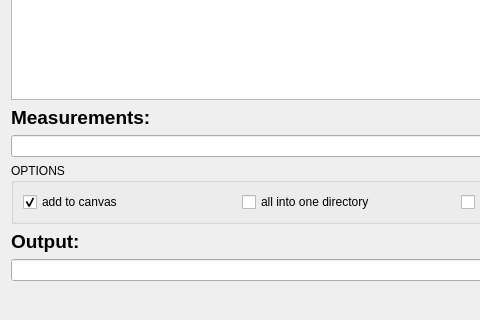
Above: gui/readcodes_dialog_base.ui from sfloery/archeo_tools before the change; both pictures show x 0 to 480 and y 322 to 642 of the 697 by 642 pixel window. Below: the same form after it.
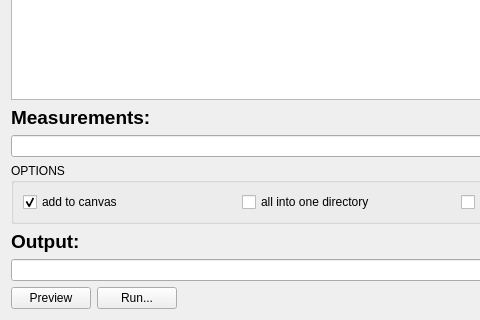
That is the form after the change.

Patch:
```diff
--- a/gui/readcodes_dialog_base.ui
+++ b/gui/readcodes_dialog_base.ui
@@ -136,6 +136,20 @@
    </item>
    <item>
     <layout class="QHBoxLayout" name="horizontalLayout_4">
+     <item>
+      <widget class="QPushButton" name="button_prev_meas">
+       <property name="text">
+        <string>Preview</string>
+       </property>
+      </widget>
+     </item>
+     <item>
+      <widget class="QPushButton" name="button_run_conversion">
+       <property name="text">
+        <string>Run...</string>
+       </property>
+      </widget>
+     </item>
      <item>
       <widget class="QDialogButtonBox" name="button_box">
        <property name="orientation">
```
